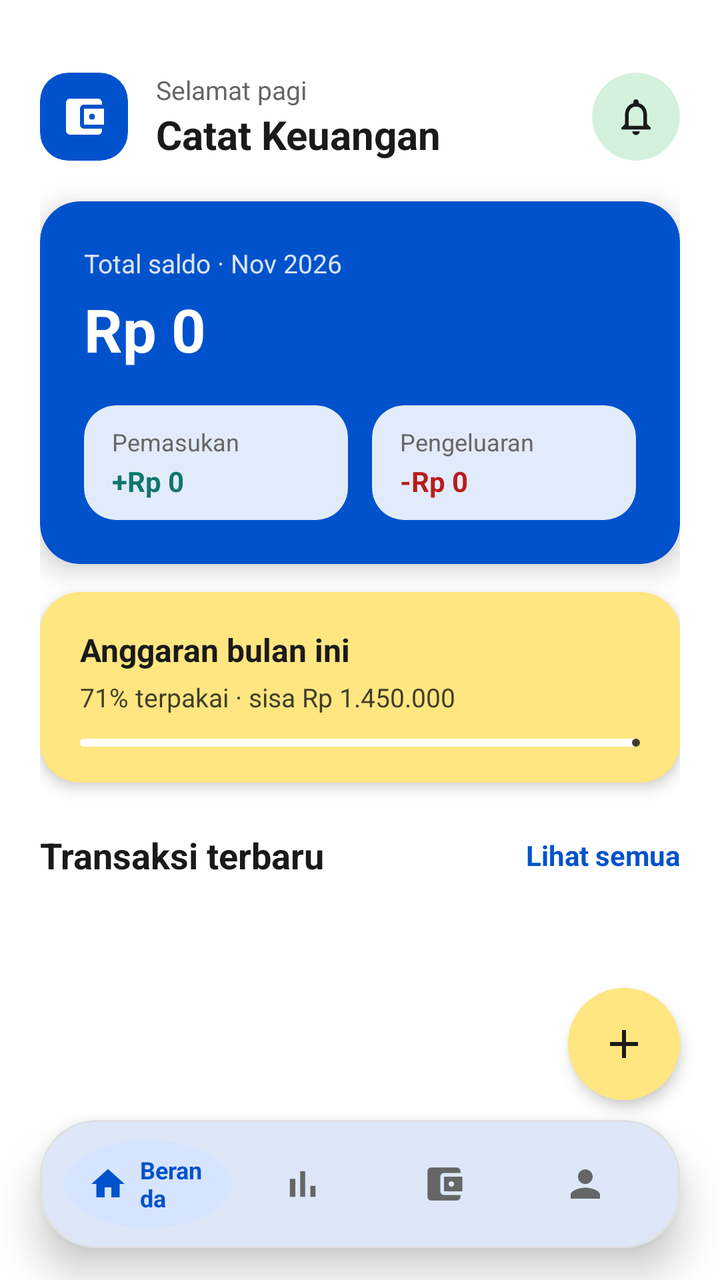
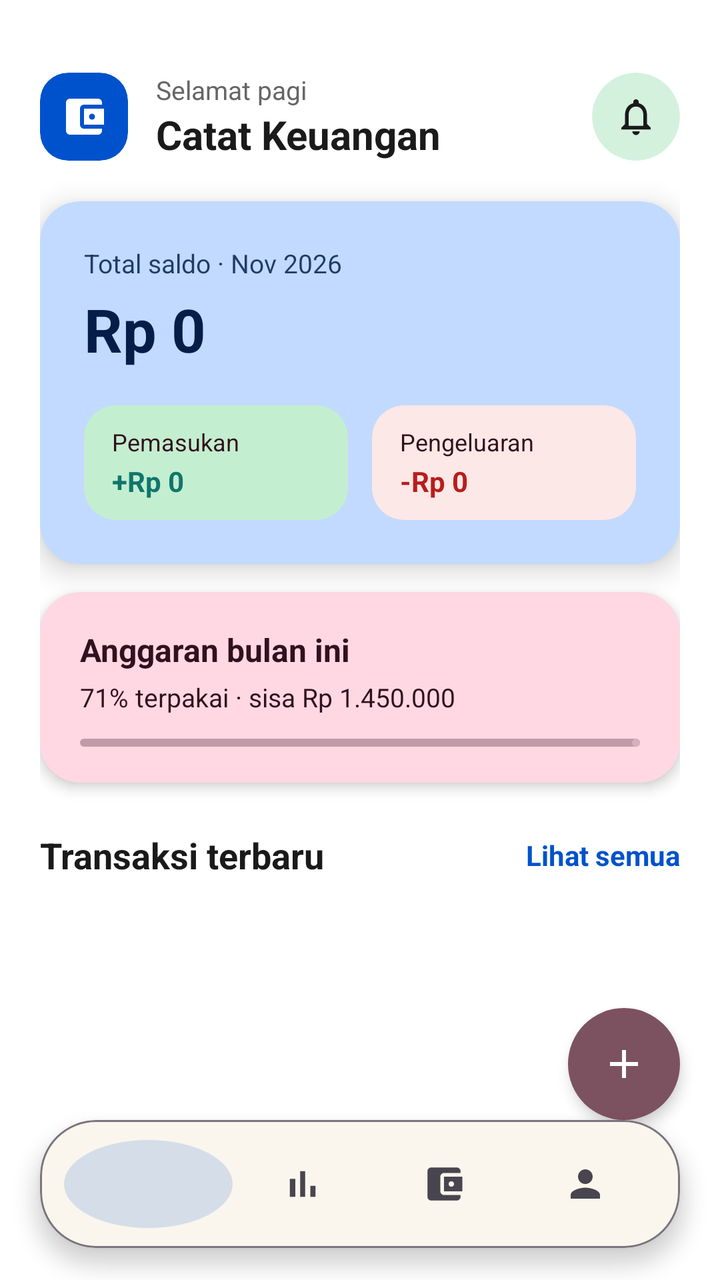

Before-and-after screenshots of an Android layout around one commit, followed by the original layout XML and the change that was made.
<!-- AndroidManifest.xml: application theme Theme.Keuangan -->
<!-- res/layout/activity_main.xml -->
<?xml version="1.0" encoding="utf-8"?>
<androidx.coordinatorlayout.widget.CoordinatorLayout
    xmlns:android="http://schemas.android.com/apk/res/android"
    xmlns:app="http://schemas.android.com/apk/res-auto"
    android:layout_width="match_parent"
    android:layout_height="match_parent"
    android:background="@color/brand_background">

    <androidx.core.widget.NestedScrollView
        android:layout_width="match_parent"
        android:layout_height="match_parent"
        android:clipToPadding="false"
        android:paddingBottom="100dp"
        android:fillViewport="true">

        <LinearLayout
            android:layout_width="match_parent"
            android:layout_height="wrap_content"
            android:orientation="vertical"
            android:paddingHorizontal="20dp"
            android:paddingTop="36dp">

            
            <LinearLayout
                android:layout_width="match_parent"
                android:layout_height="wrap_content"
                android:gravity="center_vertical"
                android:orientation="horizontal">

                <com.google.android.material.card.MaterialCardView
                    android:layout_width="44dp"
                    android:layout_height="44dp"
                    app:cardBackgroundColor="@color/brand_blue"
                    app:cardCornerRadius="14dp"
                    app:cardElevation="0dp"
                    app:strokeWidth="0dp">

                    <ImageView
                        android:layout_width="24dp"
                        android:layout_height="24dp"
                        android:layout_gravity="center"
                        android:src="@drawable/ic_wallet"
                        app:tint="#FFFFFF" />
                </com.google.android.material.card.MaterialCardView>

                <LinearLayout
                    android:layout_width="0dp"
                    android:layout_height="wrap_content"
                    android:layout_marginStart="14dp"
                    android:layout_weight="1"
                    android:orientation="vertical">

                    <TextView
                        android:layout_width="wrap_content"
                        android:layout_height="wrap_content"
                        android:text="Selamat pagi"
                        android:textColor="@color/brand_text_secondary"
                        android:textSize="13sp" />

                    <TextView
                        android:layout_width="wrap_content"
                        android:layout_height="wrap_content"
                        android:text="Catat Keuangan"
                        android:textColor="@color/brand_text_primary"
                        android:textSize="20sp"
                        android:textStyle="bold" />
                </LinearLayout>

                <com.google.android.material.card.MaterialCardView
                    android:id="@+id/btnNotification"
                    android:layout_width="44dp"
                    android:layout_height="44dp"
                    app:cardBackgroundColor="@color/brand_teal"
                    app:cardCornerRadius="22dp"
                    app:cardElevation="0dp"
                    app:strokeWidth="0dp">

                    <ImageView
                        android:layout_width="22dp"
                        android:layout_height="22dp"
                        android:layout_gravity="center"
                        android:src="@drawable/ic_notifications"
                        app:tint="@color/brand_text_primary" />
                </com.google.android.material.card.MaterialCardView>
            </LinearLayout>

            
            <com.google.android.material.card.MaterialCardView
                android:layout_width="match_parent"
                android:layout_height="wrap_content"
                android:layout_marginTop="20dp"
                app:cardBackgroundColor="@color/brand_blue"
                app:cardCornerRadius="20dp"
                app:cardElevation="8dp"
                app:strokeWidth="0dp">

                <LinearLayout
                    android:layout_width="match_parent"
                    android:layout_height="wrap_content"
                    android:orientation="vertical"
                    android:padding="22dp">

                    <TextView
                        android:id="@+id/tvBalanceHeaderMonth"
                        android:layout_width="wrap_content"
                        android:layout_height="wrap_content"
                        android:text="Total saldo · Nov 2026"
                        android:textColor="#FFFFFF"
                        android:alpha="0.85"
                        android:textSize="13sp" />

                    <TextView
                        android:id="@+id/tvTotalBalance"
                        android:layout_width="wrap_content"
                        android:layout_height="wrap_content"
                        android:layout_marginTop="4dp"
                        android:text="Rp 0"
                        android:textColor="#FFFFFF"
                        android:textSize="30sp"
                        android:textStyle="bold" />

                    <LinearLayout
                        android:layout_width="match_parent"
                        android:layout_height="wrap_content"
                        android:layout_marginTop="18dp"
                        android:orientation="horizontal">

                        
                        <com.google.android.material.card.MaterialCardView
                            android:layout_width="0dp"
                            android:layout_height="wrap_content"
                            android:layout_weight="1"
                            android:layout_marginEnd="6dp"
                            app:cardBackgroundColor="#FFFFFF"
                            app:cardCornerRadius="16dp"
                            app:cardElevation="0dp"
                            app:strokeWidth="0dp">

                            <LinearLayout
                                android:layout_width="match_parent"
                                android:layout_height="wrap_content"
                                android:orientation="vertical"
                                android:paddingHorizontal="14dp"
                                android:paddingVertical="10dp">

                                <TextView
                                    android:layout_width="wrap_content"
                                    android:layout_height="wrap_content"
                                    android:text="Pemasukan"
                                    android:textColor="@color/brand_text_secondary"
                                    android:textSize="12sp" />

                                <TextView
                                    android:id="@+id/tvTotalIncome"
                                    android:layout_width="wrap_content"
                                    android:layout_height="wrap_content"
                                    android:layout_marginTop="2dp"
                                    android:text="+Rp 0"
                                    android:textColor="@color/income_green"
                                    android:textSize="14sp"
                                    android:textStyle="bold" />
                            </LinearLayout>
                        </com.google.android.material.card.MaterialCardView>

                        
                        <com.google.android.material.card.MaterialCardView
                            android:layout_width="0dp"
                            android:layout_height="wrap_content"
                            android:layout_weight="1"
                            android:layout_marginStart="6dp"
                            app:cardBackgroundColor="#FFFFFF"
                            app:cardCornerRadius="16dp"
                            app:cardElevation="0dp"
                            app:strokeWidth="0dp">

                            <LinearLayout
                                android:layout_width="match_parent"
                                android:layout_height="wrap_content"
                                android:orientation="vertical"
                                android:paddingHorizontal="14dp"
                                android:paddingVertical="10dp">

                                <TextView
                                    android:layout_width="wrap_content"
                                    android:layout_height="wrap_content"
                                    android:text="Pengeluaran"
                                    android:textColor="@color/brand_text_secondary"
                                    android:textSize="12sp" />

                                <TextView
                                    android:id="@+id/tvTotalExpense"
                                    android:layout_width="wrap_content"
                                    android:layout_height="wrap_content"
                                    android:layout_marginTop="2dp"
                                    android:text="-Rp 0"
                                    android:textColor="@color/expense_red"
                                    android:textSize="14sp"
                                    android:textStyle="bold" />
                            </LinearLayout>
                        </com.google.android.material.card.MaterialCardView>
                    </LinearLayout>
                </LinearLayout>
            </com.google.android.material.card.MaterialCardView>

            
            <com.google.android.material.card.MaterialCardView
                android:layout_width="match_parent"
                android:layout_height="wrap_content"
                android:layout_marginTop="14dp"
                app:cardBackgroundColor="@color/brand_yellow"
                app:cardCornerRadius="20dp"
                app:cardElevation="4dp"
                app:strokeWidth="0dp">

                <LinearLayout
                    android:layout_width="match_parent"
                    android:layout_height="wrap_content"
                    android:orientation="vertical"
                    android:paddingHorizontal="20dp"
                    android:paddingVertical="18dp">

                    <TextView
                        android:layout_width="wrap_content"
                        android:layout_height="wrap_content"
                        android:text="Anggaran bulan ini"
                        android:textColor="@color/brand_text_primary"
                        android:textSize="16sp"
                        android:textStyle="bold" />

                    <TextView
                        android:id="@+id/tvBudgetSubtitle"
                        android:layout_width="wrap_content"
                        android:layout_height="wrap_content"
                        android:layout_marginTop="4dp"
                        android:text="71% terpakai · sisa Rp 1.450.000"
                        android:textColor="#3F3D2A"
                        android:textSize="13sp" />

                    <com.google.android.material.progressindicator.LinearProgressIndicator
                        android:id="@+id/pbBudget"
                        android:layout_width="match_parent"
                        android:layout_height="8dp"
                        android:layout_marginTop="12dp"
                        android:progress="71"
                        app:indicatorColor="#3F3D2A"
                        app:trackColor="#FFFFFF"
                        app:trackCornerRadius="4dp" />
                </LinearLayout>
            </com.google.android.material.card.MaterialCardView>

            
            <LinearLayout
                android:layout_width="match_parent"
                android:layout_height="wrap_content"
                android:layout_marginTop="24dp"
                android:layout_marginBottom="12dp"
                android:gravity="center_vertical"
                android:orientation="horizontal">

                <TextView
                    android:layout_width="0dp"
                    android:layout_height="wrap_content"
                    android:layout_weight="1"
                    android:text="Transaksi terbaru"
                    android:textColor="@color/brand_text_primary"
                    android:textSize="18sp"
                    android:textStyle="bold" />

                <TextView
                    android:id="@+id/tvSeeAll"
                    android:layout_width="wrap_content"
                    android:layout_height="wrap_content"
                    android:text="Lihat semua"
                    android:textColor="@color/brand_blue"
                    android:textSize="14sp"
                    android:textStyle="bold" />
            </LinearLayout>

            <TextView
                android:id="@+id/tvEmptyState"
                android:layout_width="match_parent"
                android:layout_height="wrap_content"
                android:layout_marginTop="20dp"
                android:gravity="center"
                android:text="Belum ada transaksi"
                android:textColor="@color/brand_text_secondary"
                android:textSize="14sp"
                android:visibility="gone" />

            <androidx.recyclerview.widget.RecyclerView
                android:id="@+id/rvTransactions"
                android:layout_width="match_parent"
                android:layout_height="wrap_content"
                android:nestedScrollingEnabled="false" />
        </LinearLayout>
    </androidx.core.widget.NestedScrollView>

    
    <com.google.android.material.floatingactionbutton.FloatingActionButton
        android:id="@+id/fabAdd"
        android:layout_width="wrap_content"
        android:layout_height="wrap_content"
        android:layout_gravity="bottom|end"
        android:layout_marginEnd="20dp"
        android:layout_marginBottom="90dp"
        android:contentDescription="Catat transaksi"
        android:src="@drawable/ic_add"
        app:backgroundTint="@color/brand_yellow"
        app:elevation="4dp"
        app:fabSize="normal"
        app:shapeAppearanceOverlay="@style/ShapeAppearance.Material3.Corner.Full"
        app:tint="@color/brand_text_primary" />

    
    <com.google.android.material.card.MaterialCardView
        android:layout_width="match_parent"
        android:layout_height="64dp"
        android:layout_gravity="bottom"
        android:layout_marginHorizontal="20dp"
        android:layout_marginBottom="16dp"
        app:cardBackgroundColor="@color/brand_surface"
        app:cardCornerRadius="28dp"
        app:cardElevation="12dp"
        app:strokeColor="@color/brand_outline"
        app:strokeWidth="1dp">

        <LinearLayout
            android:layout_width="match_parent"
            android:layout_height="match_parent"
            android:gravity="center_vertical"
            android:orientation="horizontal"
            android:paddingHorizontal="12dp">

            
            <LinearLayout
                android:id="@+id/tabHome"
                android:layout_width="0dp"
                android:layout_height="44dp"
                android:layout_weight="1.2"
                android:background="@drawable/bg_circle"
                android:backgroundTint="@color/brand_light_blue"
                android:gravity="center"
                android:orientation="horizontal"
                android:paddingHorizontal="12dp">

                <ImageView
                    android:layout_width="20dp"
                    android:layout_height="20dp"
                    android:src="@drawable/ic_home"
                    app:tint="@color/brand_blue" />

                <TextView
                    android:layout_width="wrap_content"
                    android:layout_height="wrap_content"
                    android:layout_marginStart="6dp"
                    android:text="Beranda"
                    android:textColor="@color/brand_blue"
                    android:textSize="12sp"
                    android:textStyle="bold" />
            </LinearLayout>

            
            <LinearLayout
                android:id="@+id/tabStats"
                android:layout_width="0dp"
                android:layout_height="44dp"
                android:layout_weight="1"
                android:gravity="center"
                android:orientation="vertical">

                <ImageView
                    android:layout_width="22dp"
                    android:layout_height="22dp"
                    android:src="@drawable/ic_bar_chart"
                    app:tint="@color/brand_text_secondary" />
            </LinearLayout>

            
            <LinearLayout
                android:id="@+id/tabWallet"
                android:layout_width="0dp"
                android:layout_height="44dp"
                android:layout_weight="1"
                android:gravity="center"
                android:orientation="vertical">

                <ImageView
                    android:layout_width="22dp"
                    android:layout_height="22dp"
                    android:src="@drawable/ic_wallet"
                    app:tint="@color/brand_text_secondary" />
            </LinearLayout>

            
            <LinearLayout
                android:id="@+id/tabProfile"
                android:layout_width="0dp"
                android:layout_height="44dp"
                android:layout_weight="1"
                android:gravity="center"
                android:orientation="vertical">

                <ImageView
                    android:layout_width="22dp"
                    android:layout_height="22dp"
                    android:src="@drawable/ic_person"
                    app:tint="@color/brand_text_secondary" />
            </LinearLayout>
        </LinearLayout>
    </com.google.android.material.card.MaterialCardView>
</androidx.coordinatorlayout.widget.CoordinatorLayout>
<!-- resources referenced by this layout -->
<resources>
  <color name="brand_background">#FFFFFF</color>
  <color name="brand_blue">#0052CC</color>
  <color name="brand_light_blue">#D6E4FF</color>
  <color name="brand_outline">#E0E0E0</color>
  <color name="brand_surface">#FFFFFF</color>
  <color name="brand_teal">#D4F1DE</color>
  <color name="brand_text_primary">#1A1A1A</color>
  <color name="brand_text_secondary">#666666</color>
  <color name="brand_yellow">#FFE680</color>
  <color name="expense_red">#B91C1C</color>
  <color name="income_green">#0F766E</color>
  <!-- drawable bg_circle (drawable) -->
  <shape xmlns:android="http://schemas.android.com/apk/res/android"
      android:shape="oval">
      <solid android:color="@color/income_container" />
  </shape>
  <!-- drawable ic_add (drawable) -->
  <vector xmlns:android="http://schemas.android.com/apk/res/android"
      android:width="24dp"
      android:height="24dp"
      android:viewportWidth="24"
      android:viewportHeight="24">
      <path
          android:fillColor="#FF1A1A1A"
          android:pathData="M19,13h-6v6h-2v-6H5v-2h6V5h2v6h6v2z"/>
  </vector>
  <!-- drawable ic_bar_chart (drawable) -->
  <vector xmlns:android="http://schemas.android.com/apk/res/android"
      android:width="24dp"
      android:height="24dp"
      android:viewportWidth="24"
      android:viewportHeight="24">
      <path
          android:fillColor="#FF1A1A1A"
          android:pathData="M5,9.2h3V19H5zM10.6,5h2.8v14h-2.8zM16.2,13H19v6h-2.8z"/>
  </vector>
  <!-- drawable ic_home (drawable) -->
  <vector xmlns:android="http://schemas.android.com/apk/res/android"
      android:width="24dp"
      android:height="24dp"
      android:viewportWidth="24"
      android:viewportHeight="24">
      <path
          android:fillColor="#FF1A1A1A"
          android:pathData="M10,20v-6h4v6h5v-8h3L12,3 2,12h3v8z"/>
  </vector>
  <!-- drawable ic_notifications (drawable) -->
  <vector xmlns:android="http://schemas.android.com/apk/res/android"
      android:width="24dp"
      android:height="24dp"
      android:viewportWidth="24"
      android:viewportHeight="24">
      <path
          android:fillColor="#FF1A1A1A"
          android:pathData="M12,22c1.1,0 2,-0.9 2,-2h-4c0,1.1 0.9,2 2,2zm6,-6v-5c0,-3.07 -1.63,-5.64 -4.5,-6.32V4c0,-0.83 -0.67,-1.5 -1.5,-1.5s-1.5,0.67 -1.5,1.5v0.68C7.64,5.36 6,7.92 6,11v5l-2,2v1h16v-1l-2,-2zm-2,1H8v-6c0,-2.48 1.51,-4.5 4,-4.5s4,2.02 4,4.5v6z"/>
  </vector>
  <!-- drawable ic_person (drawable) -->
  <vector xmlns:android="http://schemas.android.com/apk/res/android"
      android:width="24dp"
      android:height="24dp"
      android:viewportWidth="24"
      android:viewportHeight="24">
      <path
          android:fillColor="#FF1A1A1A"
          android:pathData="M12,12c2.21,0 4,-1.79 4,-4s-1.79,-4 -4,-4 -4,1.79 -4,4 1.79,4 4,4zm0,2c-2.67,0 -8,1.34 -8,4v2h16v-2c0,-2.66 -5.33,-4 -8,-4z"/>
  </vector>
  <!-- drawable ic_wallet (drawable) -->
  <vector xmlns:android="http://schemas.android.com/apk/res/android"
      android:width="24dp"
      android:height="24dp"
      android:viewportWidth="24"
      android:viewportHeight="24">
      <path
          android:fillColor="#FFFFFFFF"
          android:pathData="M21,18v1c0,1.1 -0.9,2 -2,2H5c-1.11,0 -2,-0.9 -2,-2V5c0,-1.1 0.89,-2 2,-2h14c1.1,0 2,0.9 2,2v1h-9c-1.11,0 -2,0.9 -2,2v8c0,1.1 0.89,2 2,2h9zm-9,-2h10V8H12v8zm4,-2.5c-0.83,0 -1.5,-0.67 -1.5,-1.5s0.67,-1.5 1.5,-1.5 1.5,0.67 1.5,1.5 -0.67,1.5 -1.5,1.5z"/>
  </vector>
  <color name="income_container">#C4EED0</color>
  <color name="md_theme_light_primary">#0B57D0</color>
  <color name="md_theme_light_onPrimary">#FFFFFF</color>
  <color name="md_theme_light_primaryContainer">#C2DAFF</color>
  <color name="md_theme_light_onPrimaryContainer">#041E49</color>
  <color name="md_theme_light_background">#FAF6ED</color>
  <color name="md_theme_light_surface">#FFFFFF</color>
  <color name="md_theme_light_onSurface">#111827</color>
  <color name="md_theme_light_surfaceContainer">#FAF6ED</color>
  <!-- unchanged entries left out for length: 1 -->
</resources>

<!-- the commit's change to res/layout/activity_main.xml (unified diff, before → after) -->
@@ -10,7 +10,7 @@
         android:layout_width="match_parent"
         android:layout_height="match_parent"
         android:clipToPadding="false"
-        android:paddingBottom="100dp"
+        android:paddingBottom="120dp"
         android:fillViewport="true">
 
         <LinearLayout
@@ -89,7 +89,7 @@
                 android:layout_width="match_parent"
                 android:layout_height="wrap_content"
                 android:layout_marginTop="20dp"
-                app:cardBackgroundColor="@color/brand_blue"
+                app:cardBackgroundColor="?attr/colorPrimaryContainer"
                 app:cardCornerRadius="20dp"
                 app:cardElevation="8dp"
                 app:strokeWidth="0dp">
@@ -105,7 +105,7 @@
                         android:layout_width="wrap_content"
                         android:layout_height="wrap_content"
                         android:text="Total saldo · Nov 2026"
-                        android:textColor="#FFFFFF"
+                        android:textColor="?attr/colorOnPrimaryContainer"
                         android:alpha="0.85"
                         android:textSize="13sp" />
 
@@ -115,7 +115,7 @@
                         android:layout_height="wrap_content"
                         android:layout_marginTop="4dp"
                         android:text="Rp 0"
-                        android:textColor="#FFFFFF"
+                        android:textColor="?attr/colorOnPrimaryContainer"
                         android:textSize="30sp"
                         android:textStyle="bold" />
 
@@ -131,7 +131,7 @@
                             android:layout_height="wrap_content"
                             android:layout_weight="1"
                             android:layout_marginEnd="6dp"
-                            app:cardBackgroundColor="#FFFFFF"
+                            app:cardBackgroundColor="@color/income_container"
                             app:cardCornerRadius="16dp"
                             app:cardElevation="0dp"
                             app:strokeWidth="0dp">
@@ -147,7 +147,7 @@
                                     android:layout_width="wrap_content"
                                     android:layout_height="wrap_content"
                                     android:text="Pemasukan"
-                                    android:textColor="@color/brand_text_secondary"
+                                    android:textColor="?attr/colorOnTertiaryContainer"
                                     android:textSize="12sp" />
 
                                 <TextView
@@ -168,7 +168,7 @@
                             android:layout_height="wrap_content"
                             android:layout_weight="1"
                             android:layout_marginStart="6dp"
-                            app:cardBackgroundColor="#FFFFFF"
+                            app:cardBackgroundColor="@color/expense_container"
                             app:cardCornerRadius="16dp"
                             app:cardElevation="0dp"
                             app:strokeWidth="0dp">
@@ -184,7 +184,7 @@
                                     android:layout_width="wrap_content"
                                     android:layout_height="wrap_content"
                                     android:text="Pengeluaran"
-                                    android:textColor="@color/brand_text_secondary"
+                                    android:textColor="?attr/colorOnTertiaryContainer"
                                     android:textSize="12sp" />
 
                                 <TextView
@@ -207,7 +207,7 @@
                 android:layout_width="match_parent"
                 android:layout_height="wrap_content"
                 android:layout_marginTop="14dp"
-                app:cardBackgroundColor="@color/brand_yellow"
+                app:cardBackgroundColor="?attr/colorTertiaryContainer"
                 app:cardCornerRadius="20dp"
                 app:cardElevation="4dp"
                 app:strokeWidth="0dp">
@@ -223,7 +223,7 @@
                         android:layout_width="wrap_content"
                         android:layout_height="wrap_content"
                         android:text="Anggaran bulan ini"
-                        android:textColor="@color/brand_text_primary"
+                        android:textColor="?attr/colorOnTertiaryContainer"
                         android:textSize="16sp"
                         android:textStyle="bold" />
 
@@ -233,7 +233,7 @@
                         android:layout_height="wrap_content"
                         android:layout_marginTop="4dp"
                         android:text="71% terpakai · sisa Rp 1.450.000"
-                        android:textColor="#3F3D2A"
+                        android:textColor="?attr/colorOnTertiaryContainer"
                         android:textSize="13sp" />
 
                     <com.google.android.material.progressindicator.LinearProgressIndicator
@@ -242,8 +242,9 @@
                         android:layout_height="8dp"
                         android:layout_marginTop="12dp"
                         android:progress="71"
-                        app:indicatorColor="#3F3D2A"
-                        app:trackColor="#FFFFFF"
+                        app:indicatorColor="?attr/colorTertiary"
+                        app:trackColor="?attr/colorOnTertiaryContainer"
+                        android:alpha="0.3"
                         app:trackCornerRadius="4dp" />
                 </LinearLayout>
             </com.google.android.material.card.MaterialCardView>
@@ -302,14 +303,14 @@
         android:layout_height="wrap_content"
         android:layout_gravity="bottom|end"
         android:layout_marginEnd="20dp"
-        android:layout_marginBottom="90dp"
+        android:layout_marginBottom="80dp"
         android:contentDescription="Catat transaksi"
         android:src="@drawable/ic_add"
-        app:backgroundTint="@color/brand_yellow"
+        app:backgroundTint="?attr/colorTertiary"
         app:elevation="4dp"
         app:fabSize="normal"
         app:shapeAppearanceOverlay="@style/ShapeAppearance.Material3.Corner.Full"
-        app:tint="@color/brand_text_primary" />
+        app:tint="?attr/colorOnTertiary" />
 
     
     <com.google.android.material.card.MaterialCardView
@@ -318,10 +319,10 @@
         android:layout_gravity="bottom"
         android:layout_marginHorizontal="20dp"
         android:layout_marginBottom="16dp"
-        app:cardBackgroundColor="@color/brand_surface"
+        app:cardBackgroundColor="?attr/colorSurfaceContainer"
         app:cardCornerRadius="28dp"
-        app:cardElevation="12dp"
-        app:strokeColor="@color/brand_outline"
+        app:cardElevation="6dp"
+        app:strokeColor="?attr/colorOutline"
         app:strokeWidth="1dp">
 
         <LinearLayout
@@ -338,7 +339,8 @@
                 android:layout_height="44dp"
                 android:layout_weight="1.2"
                 android:background="@drawable/bg_circle"
-                android:backgroundTint="@color/brand_light_blue"
+                android:backgroundTint="?attr/colorPrimary"
+                android:alpha="0.15"
                 android:gravity="center"
                 android:orientation="horizontal"
                 android:paddingHorizontal="12dp">
@@ -347,14 +349,14 @@
                     android:layout_width="20dp"
                     android:layout_height="20dp"
                     android:src="@drawable/ic_home"
-                    app:tint="@color/brand_blue" />
+                    app:tint="?attr/colorPrimary" />
 
                 <TextView
                     android:layout_width="wrap_content"
                     android:layout_height="wrap_content"
                     android:layout_marginStart="6dp"
                     android:text="Beranda"
-                    android:textColor="@color/brand_blue"
+                    android:textColor="?attr/colorPrimary"
                     android:textSize="12sp"
                     android:textStyle="bold" />
             </LinearLayout>
@@ -372,7 +374,7 @@
                     android:layout_width="22dp"
                     android:layout_height="22dp"
                     android:src="@drawable/ic_bar_chart"
-                    app:tint="@color/brand_text_secondary" />
+                    app:tint="?attr/colorOnSurfaceVariant" />
             </LinearLayout>
 
             
@@ -388,7 +390,7 @@
                     android:layout_width="22dp"
                     android:layout_height="22dp"
                     android:src="@drawable/ic_wallet"
-                    app:tint="@color/brand_text_secondary" />
+                    app:tint="?attr/colorOnSurfaceVariant" />
             </LinearLayout>
 
             
@@ -404,7 +406,7 @@
                     android:layout_width="22dp"
                     android:layout_height="22dp"
                     android:src="@drawable/ic_person"
-                    app:tint="@color/brand_text_secondary" />
+                    app:tint="?attr/colorOnSurfaceVariant" />
             </LinearLayout>
         </LinearLayout>
     </com.google.android.material.card.MaterialCardView>
<!-- resource entries referenced after the edit -->
@@ -2,13 +2,10 @@
 <resources>
   <color name="brand_background">#FFFFFF</color>
   <color name="brand_blue">#0052CC</color>
-  <color name="brand_light_blue">#D6E4FF</color>
-  <color name="brand_outline">#E0E0E0</color>
-  <color name="brand_surface">#FFFFFF</color>
   <color name="brand_teal">#D4F1DE</color>
   <color name="brand_text_primary">#1A1A1A</color>
   <color name="brand_text_secondary">#666666</color>
-  <color name="brand_yellow">#FFE680</color>
+  <color name="expense_container">#FCE8E6</color>
   <color name="expense_red">#B91C1C</color>
   <color name="income_green">#0F766E</color>
   <!-- drawable bg_circle (drawable) -->
